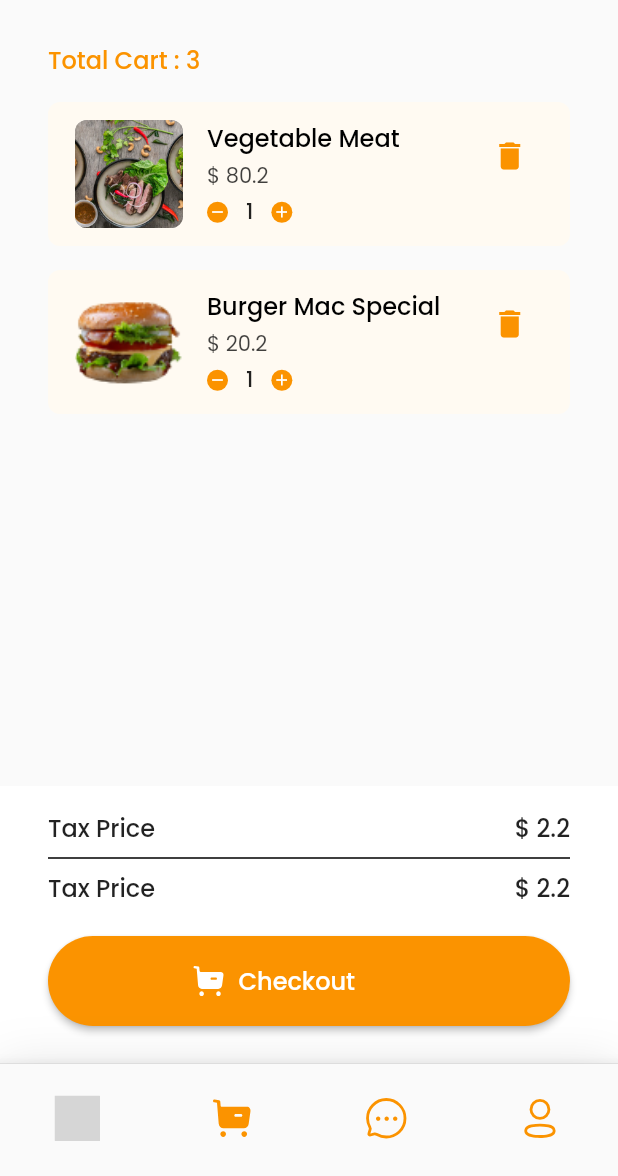
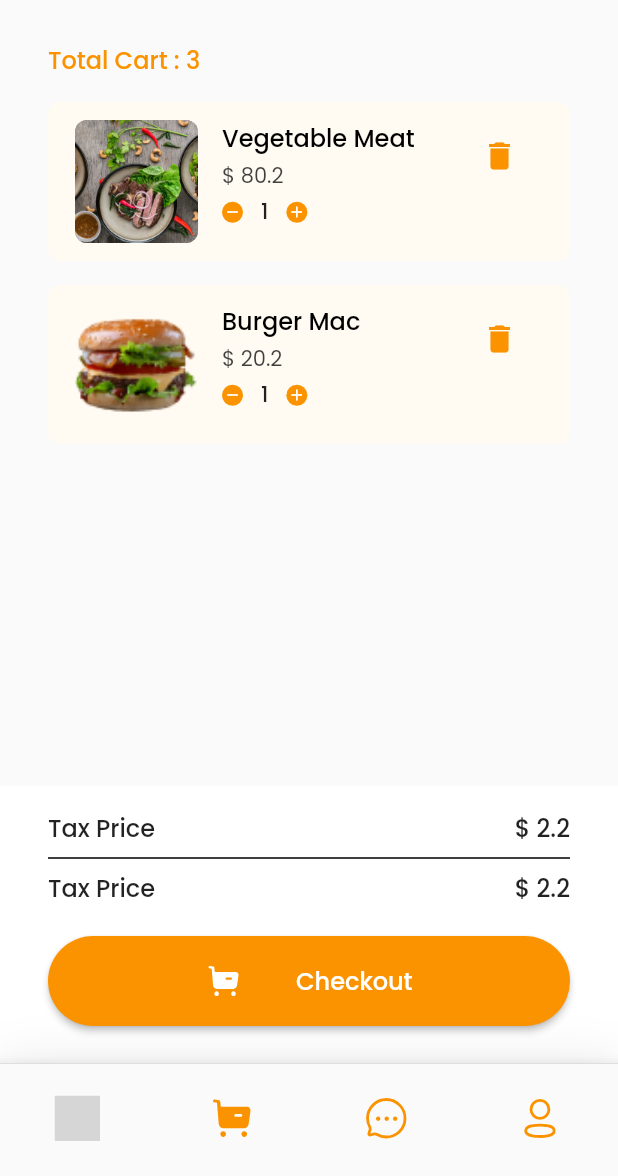
Before and after one commit to mrezkys/food_app_ui, a Flutter app: the screen it shows after launch, item 2 of the bottom bar chosen, on a phone screen of 412 x 824 dp, the part 60-1236 px from its top. Run offline on Flutter 3.47's test engine with Material 2 defaults, Android fonts, the phone set to English and light mode, and no system bars; our stand-ins replace flutter_svg, google_fonts; grey boxes are pictures that could not be loaded.

Commit message:
fix overflowed

```diff
--- a/lib/screens/cart_page.dart
+++ b/lib/screens/cart_page.dart
@@ -24,7 +24,7 @@ class _CartPageState extends State<CartPage> {
                 Container(
                   margin: EdgeInsets.only(top: 16),
                   padding: EdgeInsets.symmetric(horizontal: 18, vertical: 12),
-                  height: 96,
+                  height: 106,
                   width: double.infinity,
                   decoration: BoxDecoration(
                     color: Theme.of(context).accentColor,
@@ -33,10 +33,10 @@ class _CartPageState extends State<CartPage> {
                   child: Row(
                     children: <Widget>[
                       Flexible(
-                        flex: 3,
+                        flex: 4,
                         child: Container(
-                          height: 72,
-                          width: 72,
+                          height: 82,
+                          width: 82,
                           decoration: BoxDecoration(borderRadius: BorderRadius.circular(8), color: Colors.grey, image: DecorationImage(fit: BoxFit.cover, image: AssetImage('assets/images/1.jpg'))),
                         ),
                       ),
@@ -120,7 +120,7 @@ class _CartPageState extends State<CartPage> {
                 Container(
                   margin: EdgeInsets.only(top: 16),
                   padding: EdgeInsets.symmetric(horizontal: 18, vertical: 12),
-                  height: 96,
+                  height: 106,
                   width: double.infinity,
                   decoration: BoxDecoration(
                     color: Theme.of(context).accentColor,
@@ -129,10 +129,10 @@ class _CartPageState extends State<CartPage> {
                   child: Row(
                     children: <Widget>[
                       Flexible(
-                        flex: 3,
+                        flex: 4,
                         child: Container(
-                          height: 72,
-                          width: 72,
+                          height: 82,
+                          width: 82,
                           decoration:
                               BoxDecoration(borderRadius: BorderRadius.circular(8), color: Colors.transparent, image: DecorationImage(fit: BoxFit.contain, image: AssetImage('assets/images/a.png'))),
                         ),
@@ -146,7 +146,7 @@ class _CartPageState extends State<CartPage> {
                           child: Column(
                             crossAxisAlignment: CrossAxisAlignment.start,
                             children: <Widget>[
-                              Text('Burger Mac Special', style: GoogleFonts.poppins(fontSize: 16, fontWeight: FontWeight.w500, color: Colors.black)),
+                              Text('Burger Mac ', style: GoogleFonts.poppins(fontSize: 16, fontWeight: FontWeight.w500, color: Colors.black)),
                               SizedBox(height: 3),
                               Text('\$ 20.2', style: GoogleFonts.poppins(fontSize: 14, fontWeight: FontWeight.w400, color: Colors.black.withOpacity(0.75))),
                               SizedBox(height: 3),
@@ -252,8 +252,9 @@ class _CartPageState extends State<CartPage> {
                   ElevatedButton(
                     onPressed: () {},
                     style: ElevatedButton.styleFrom(
-                        padding: EdgeInsets.symmetric(vertical: 18, horizontal: 95), primary: Theme.of(context).primaryColor, shape: RoundedRectangleBorder(borderRadius: BorderRadius.circular(100))),
+                        padding: EdgeInsets.symmetric(vertical: 18, horizontal: 105), primary: Theme.of(context).primaryColor, shape: RoundedRectangleBorder(borderRadius: BorderRadius.circular(100))),
                     child: Row(
+                      mainAxisAlignment: MainAxisAlignment.spaceBetween,
                       crossAxisAlignment: CrossAxisAlignment.center,
                       children: [
                         SvgPicture.asset(
@@ -261,9 +262,6 @@ class _CartPageState extends State<CartPage> {
                           color: Colors.white,
                           height: 24,
                           width: 24,
-                        ),
-                        SizedBox(
-                          width: 8,
                         ),
                         Text('Checkout', style: GoogleFonts.poppins(color: Colors.white, fontSize: 16, fontWeight: FontWeight.w500))
                       ],
--- a/lib/screens/home_page.dart
+++ b/lib/screens/home_page.dart
@@ -106,7 +106,7 @@ class _HomePageState extends State<HomePage> with TickerProviderStateMixin {
 
           // TabBarView for Custom Menu Tab Bar
           Container(
-            height: 344.0,
+            height: 354.0,
             child: TabBarView(controller: _tabController, children: [
               Column(
                 children: [
@@ -176,6 +176,7 @@ class _HomePageState extends State<HomePage> with TickerProviderStateMixin {
               children: List.generate(
                 recomendationItem.length,
                 (index) => Container(
+                  margin: EdgeInsets.only(bottom: 12),
                   width: double.infinity,
                   height: 92,
                   padding: EdgeInsets.symmetric(horizontal: 18.0),
--- a/lib/screens/item_details.dart
+++ b/lib/screens/item_details.dart
@@ -1,7 +1,6 @@
 import 'package:flutter/material.dart';
 import 'package:flutter_svg/flutter_svg.dart';
 import 'package:food_app_ui/models/popular_food.dart';
-import 'package:food_app_ui/screens/cart_page.dart';
 import 'package:google_fonts/google_fonts.dart';
 
 class ItemDetails extends StatefulWidget {
--- a/lib/widgets/recomendation_item_card.dart
+++ b/lib/widgets/recomendation_item_card.dart
@@ -1,5 +1,4 @@
 import 'package:flutter/material.dart';
-import 'package:google_fonts/google_fonts.dart';
 
 class RecomendationItemCard extends StatelessWidget {
   @override
```
